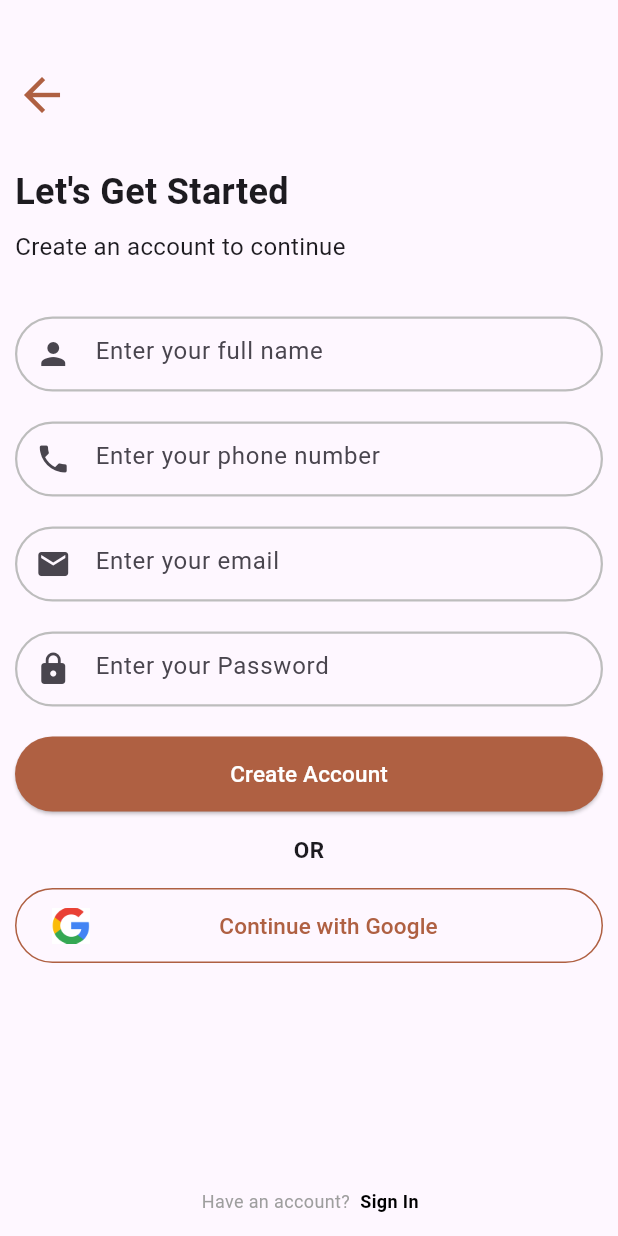
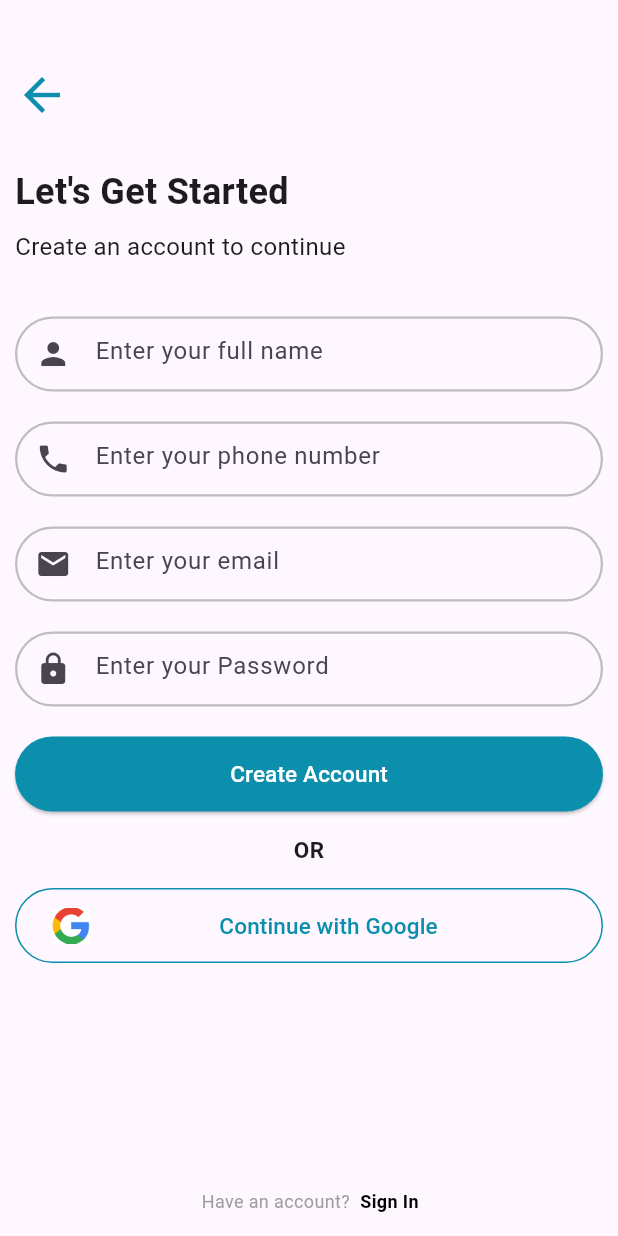
Before and after one commit to 2910Abhishek/HealthCare_Mobile_Application, a Flutter app: the SignUpScreen screen opened by its route, on a phone screen of 412 x 824 dp. Run offline on Flutter 3.47's test engine with Material 3 defaults, Android fonts, the phone set to English and light mode, and no system bars; our stand-ins replace cloud_firestore, firebase_auth, firebase_core, flutter_spinkit, google_sign_in; accounts and stored records are empty; network calls fail.

Commit message:
color changed

```diff
--- a/aarogya/lib/main.dart
+++ b/aarogya/lib/main.dart
@@ -1,6 +1,7 @@
 import 'package:aarogya/screens/homescreen.dart';
 import 'package:aarogya/screens/loginscreen.dart';
 import 'package:aarogya/screens/onboardingscreen.dart';
+import 'package:aarogya/screens/profilescreen.dart';
 import 'package:aarogya/screens/signUpScreen.dart';
 import 'package:flutter/material.dart';
 import 'package:firebase_core/firebase_core.dart';
@@ -27,6 +28,7 @@ class MyApp extends StatelessWidget {
         '/login': (context) => const LogInScreen(),
         '/signup': (context) => const SignUpScreen(),
         '/home': (context) => HomeScreen(),
+        '/profile': (context) => ProfileScreen(),
       },
       initialRoute: '/', // Set initial route to signup screen
     );
--- a/aarogya/lib/screens/loginscreen.dart
+++ b/aarogya/lib/screens/loginscreen.dart
@@ -1,3 +1,4 @@
+import 'package:aarogya/utils/colors.dart';
 import 'package:flutter/material.dart';
 import 'package:flutter_spinkit/flutter_spinkit.dart';
 import 'package:aarogya/widgets/TextBox.dart';
@@ -131,7 +132,7 @@ class _LogInScreenState extends State<LogInScreen>
                                 child: Icon(
                                   Icons.arrow_back_sharp,
                                   size: 36,
-                                  color: const Color.fromARGB(255, 175, 96, 66),
+                                  color: buttonColor,
                                 ),
                               ),
                               SizedBox(height: 30),
--- a/aarogya/lib/screens/signUpScreen.dart
+++ b/aarogya/lib/screens/signUpScreen.dart
@@ -1,3 +1,4 @@
+import 'package:aarogya/utils/colors.dart';
 import 'package:cloud_firestore/cloud_firestore.dart';
 import 'package:flutter/material.dart';
 import 'package:flutter_spinkit/flutter_spinkit.dart';
@@ -143,7 +144,7 @@ class _SignUpScreenState extends State<SignUpScreen>
                                 child: Icon(
                                   Icons.arrow_back_sharp,
                                   size: 36,
-                                  color: const Color.fromARGB(255, 175, 96, 66),
+                                  color: buttonColor,
                                 ),
                               ),
                               SizedBox(height: 30),
--- a/aarogya/lib/utils/colors.dart
+++ b/aarogya/lib/utils/colors.dart
@@ -1,6 +1,6 @@
 import 'package:flutter/material.dart';
 
 const backgroundColor = Color.fromRGBO(255, 255, 255, 1);
-const buttonColor = Color.fromRGBO(14, 114, 236, 1);
+const buttonColor = Color.fromRGBO(11, 143, 172, 1);
 const footerColor = Color.fromRGBO(26, 26, 26, 1);
 const secondaryBackgroundColor = Color.fromRGBO(46, 46, 46, 1);
--- a/aarogya/lib/widgets/customButton.dart
+++ b/aarogya/lib/widgets/customButton.dart
@@ -1,3 +1,4 @@
+import 'package:aarogya/utils/colors.dart';
 import 'package:flutter/material.dart';
 
 class CustomButton extends StatelessWidget {
@@ -17,8 +18,7 @@ class CustomButton extends StatelessWidget {
       child: ElevatedButton(
         onPressed: onPressed,
         style: ElevatedButton.styleFrom(
-          backgroundColor:
-              const Color.fromARGB(255, 175, 96, 66), // Light brownish color
+          backgroundColor: buttonColor, // Light brownish color
           shape: RoundedRectangleBorder(
             borderRadius: BorderRadius.circular(40),
           ),
--- a/aarogya/lib/widgets/customButtonForGoogle.dart
+++ b/aarogya/lib/widgets/customButtonForGoogle.dart
@@ -1,3 +1,4 @@
+import 'package:aarogya/utils/colors.dart';
 import 'package:flutter/material.dart';
 
 class CustomButtonForGoogle extends StatelessWidget {
@@ -15,8 +16,7 @@ class CustomButtonForGoogle extends StatelessWidget {
         onPressed: onPressed,
         style: OutlinedButton.styleFrom(
           side: BorderSide(
-            color:
-                const Color.fromARGB(255, 175, 96, 66), // Light brownish color
+            color: buttonColor, // Light brownish color
           ),
         ),
         child: Row(
@@ -34,8 +34,7 @@ class CustomButtonForGoogle extends StatelessWidget {
                   "Continue with Google",
                   style: TextStyle(
                     fontSize: 15,
-                    color: const Color.fromARGB(
-                        255, 175, 96, 66), // Light brownish color
+                    color: buttonColor, // Light brownish color
                   ),
                 ),
               ),
```
Also changed, not shown: aarogya/lib/screens/homescreen.dart (+53 -3 lines), aarogya/lib/screens/profilescreen.dart (added, +17 -0 lines).
